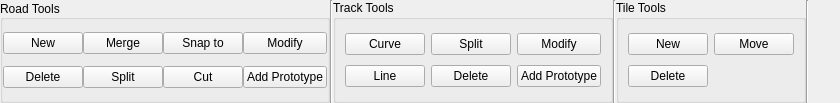
Qt form src/OpenCOVER/DrivingSim/oddlot/src/gui/tools/TrackRibbon.ui (hlrs-vis/covise) before a commit.
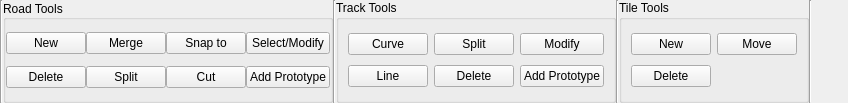
The same form after that commit.

```diff
--- a/src/OpenCOVER/DrivingSim/oddlot/src/gui/tools/TrackRibbon.ui
+++ b/src/OpenCOVER/DrivingSim/oddlot/src/gui/tools/TrackRibbon.ui
@@ -6,7 +6,7 @@
    <rect>
     <x>0</x>
     <y>0</y>
-    <width>840</width>
+    <width>848</width>
     <height>103</height>
    </rect>
   </property>
@@ -35,6 +35,13 @@
    <property name="bottomMargin">
     <number>0</number>
    </property>
+   <item>
+    <widget class="Line" name="line_4">
+     <property name="orientation">
+      <enum>Qt::Vertical</enum>
+     </property>
+    </widget>
+   </item>
    <item>
     <widget class="QGroupBox" name="roadBox">
      <property name="sizePolicy">
@@ -84,7 +91,7 @@
       <item row="0" column="3">
        <widget class="QPushButton" name="roadModify">
         <property name="text">
-         <string>Modify</string>
+         <string>Select/Modify</string>
         </property>
         <property name="checkable">
          <bool>true</bool>
```
